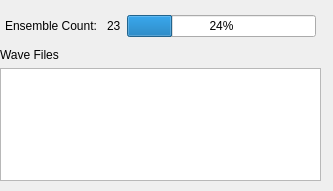
The window that Monitor_View/monitor_view.ui (ricorx7/PyAutoWaves) describes before a commit, drawn with Qt 5.
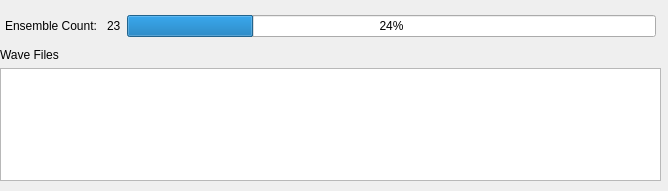
The same window after the commit.

Diff of the .ui file:
```diff
--- a/Monitor_View/monitor_view.ui
+++ b/Monitor_View/monitor_view.ui
@@ -6,7 +6,7 @@
    <rect>
     <x>0</x>
     <y>0</y>
-    <width>333</width>
+    <width>668</width>
     <height>191</height>
    </rect>
   </property>
@@ -18,7 +18,7 @@
     <rect>
      <x>0</x>
      <y>10</y>
-     <width>321</width>
+     <width>661</width>
      <height>171</height>
     </rect>
    </property>
```
